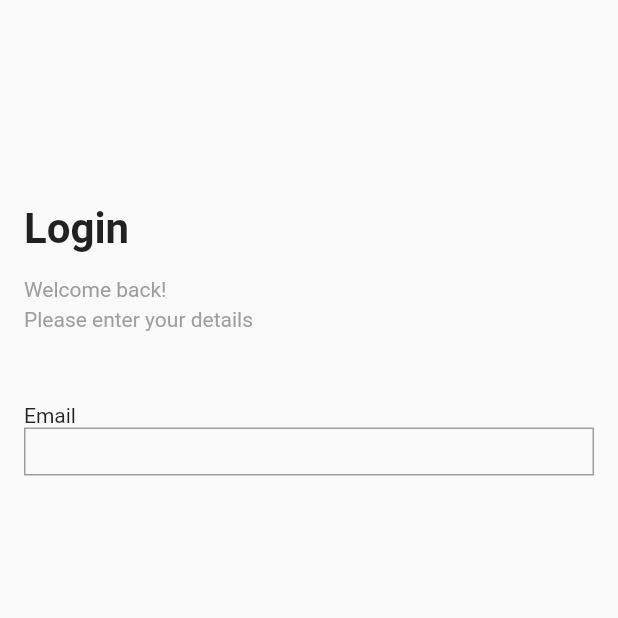
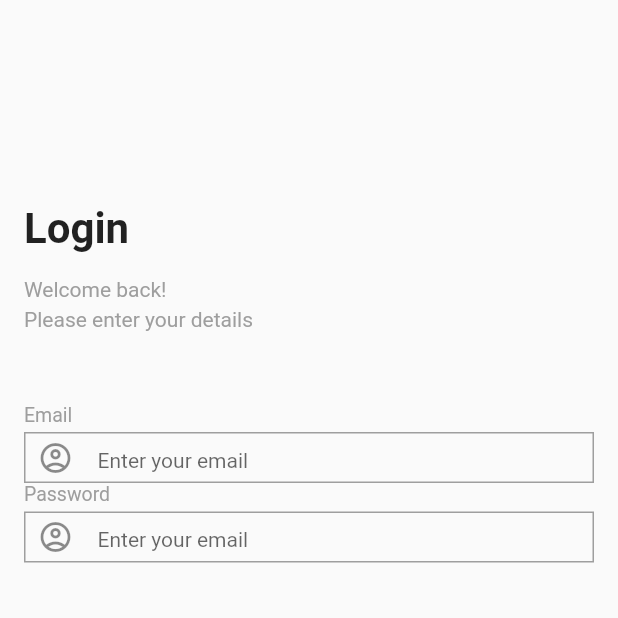
Before and after one commit to JAICHANGPARK/flutter_notebook_20th_story, a Flutter app: the screen it shows after launch, on a phone screen of 412 x 824 dp, the top half of it. Run offline on Flutter 3.47's test engine with Material 2 defaults, Android fonts, the phone set to English and light mode, and no system bars; our stand-ins replace badges, date_picker_timeline, dotted_border, dotted_line, flutter_riverpod, flutter_svg and 4 more; missing offline and left inert: barcode.

Commit message:
Update logistic_login_page.dart

```diff
--- a/lib/ep1194_logistic_mobile_app/src/ui/logistic_login_page.dart
+++ b/lib/ep1194_logistic_mobile_app/src/ui/logistic_login_page.dart
@@ -43,13 +43,63 @@ class LogisticLoginPage extends StatelessWidget {
               SizedBox(
                 height: 48,
               ),
-              Text("Email"),
+              Text(
+                "Email",
+                style: TextStyle(
+                  color: Colors.grey,
+                  fontSize: 13,
+                ),
+              ),
               SizedBox(
-                height: 32,
+                height: 4,
+              ),
+              SizedBox(
+                height: 34,
                 child: Container(
                   decoration: BoxDecoration(
                     border: Border.all(
                       color: Colors.grey,
+                    ),
+                  ),
+                  padding: EdgeInsets.symmetric(horizontal: 8),
+                  child: TextField(
+                    decoration: InputDecoration(
+                        icon: Icon(
+                          Icons.account_circle_outlined,
+                        ),
+                        hintText: "Enter your email",
+                        border: InputBorder.none,
+                        hintStyle: TextStyle(fontSize: 14)),
+                  ),
+                ),
+              ),
+              Text(
+                "Password",
+                style: TextStyle(
+                  color: Colors.grey,
+                  fontSize: 13,
+                ),
+              ),
+              SizedBox(
+                height: 4,
+              ),
+              SizedBox(
+                height: 34,
+                child: Container(
+                  decoration: BoxDecoration(
+                    border: Border.all(
+                      color: Colors.grey,
+                    ),
+                  ),
+                  padding: EdgeInsets.symmetric(horizontal: 8),
+                  child: TextField(
+                    decoration: InputDecoration(
+                      icon: Icon(
+                        Icons.account_circle_outlined,
+                      ),
+                      hintText: "Enter your email",
+                      border: InputBorder.none,
+                      hintStyle: TextStyle(fontSize: 14),
                     ),
                   ),
                 ),
```
